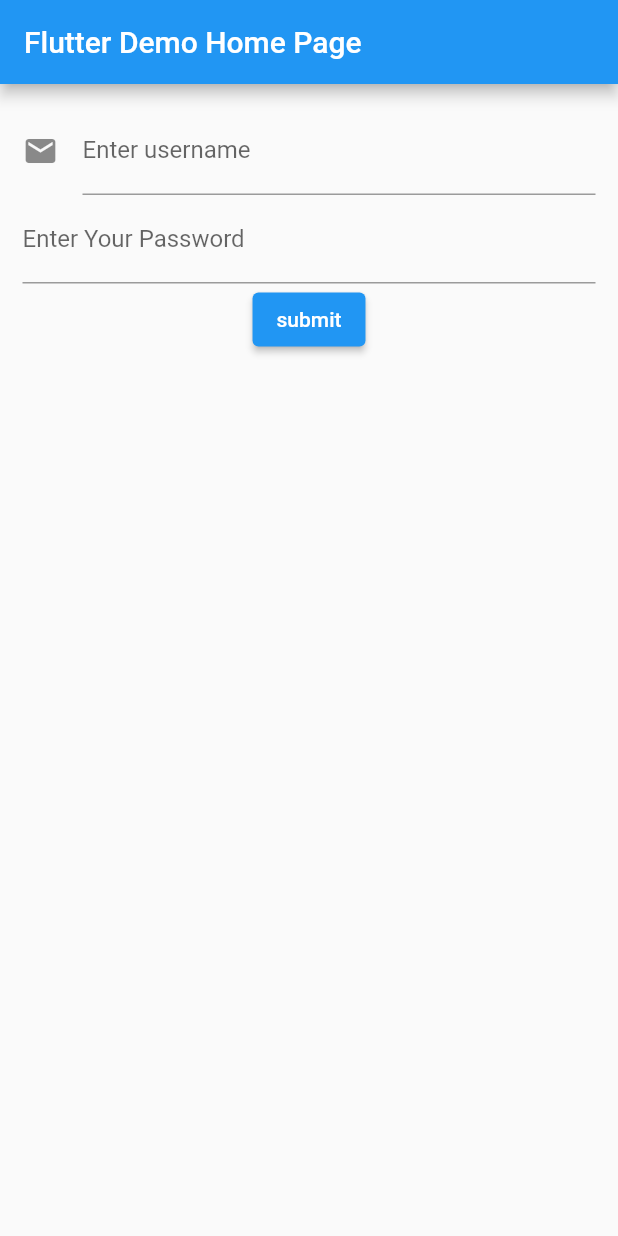
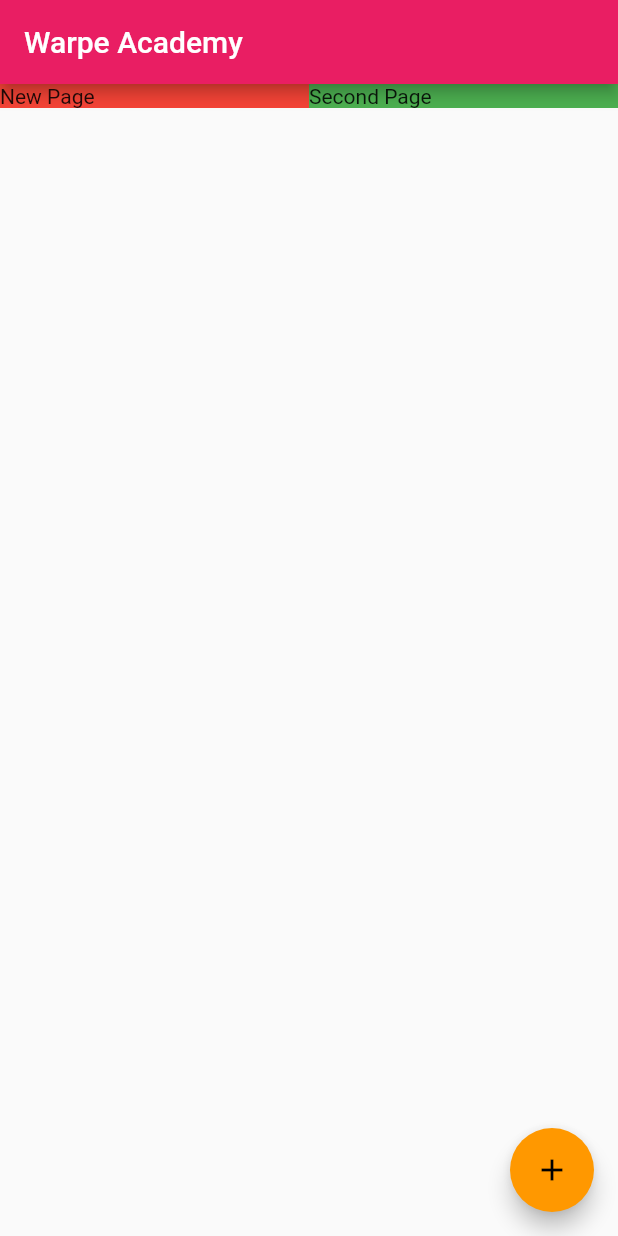
Before and after one commit to sankarappdeveloper/flutterclass, a Flutter app: the screen it shows after launch, on a phone screen of 412 x 824 dp. Run offline on Flutter 3.47's test engine with Material 2 defaults, Android fonts, the phone set to English and light mode, and no system bars.

Commit message:
09-08-2021

```diff
--- a/lib/main.dart
+++ b/lib/main.dart
@@ -1,148 +1,23 @@
 import 'package:flutter/material.dart';
+import 'package:validation/screens/09-08-21/monday09.dart';
 import 'package:validation/screens/dashboardpage.dart';
 
 void main() {
-  runApp(MyApp());
+  runApp(Defaultpage());
 }
 
-class MyApp extends StatelessWidget {
-  // This widget is the root of your application.
+class Defaultpage extends StatelessWidget{
   @override
   Widget build(BuildContext context) {
+    // TODO: implement build
     return MaterialApp(
-      title: 'Flutter Demo',
       theme: ThemeData(
-        // This is the theme of your application.
-        //
-        // Try running your application with "flutter run". You'll see the
-        // application has a blue toolbar. Then, without quitting the app, try
-        // changing the primarySwatch below to Colors.green and then invoke
-        // "hot reload" (press "r" in the console where you ran "flutter run",
-        // or simply save your changes to "hot reload" in a Flutter IDE).
-        // Notice that the counter didn't reset back to zero; the application
-        // is not restarted.
+        primaryColor: Colors.pink,
         primarySwatch: Colors.blue,
+          accentColor: Colors.orange
       ),
-      home: MyHomePage(title: 'Flutter Demo Home Page'),
+      title:"Warpe Acedemy",
+      home: Monday09()
     );
   }
 }
-
-class MyHomePage extends StatefulWidget {
-  MyHomePage({Key? key, required this.title}) : super(key: key);
-
-  // This widget is the home page of your application. It is stateful, meaning
-  // that it has a State object (defined below) that contains fields that affect
-  // how it looks.
-
-  // This class is the configuration for the state. It holds the values (in this
-  // case the title) provided by the parent (in this case the App widget) and
-  // used by the build method of the State. Fields in a Widget subclass are
-  // always marked "final".
-
-  final String title;
-
-  @override
-  _MyHomePageState createState() => _MyHomePageState();
-}
-
-class _MyHomePageState extends State<MyHomePage> {
-  int _counter = 0;
-
-
-  final _key=GlobalKey<FormState>();
-
-
-  TextEditingController tec_username=new TextEditingController();
-  TextEditingController tec_password=new TextEditingController();
-  void _incrementCounter() {
-    setState(() {
-      // This call to setState tells the Flutter framework that something has
-      // changed in this State, which causes it to rerun the build method below
-      // so that the display can reflect the updated values. If we changed
-      // _counter without calling setState(), then the build method would not be
-      // called again, and so nothing would appear to happen.
-      _counter++;
-    });
-  }
-
-  @override
-  Widget build(BuildContext context) {
-    // This method is rerun every time setState is called, for instance as done
-    // by the _incrementCounter method above.
-    //
-    // The Flutter framework has been optimized to make rerunning build methods
-    // fast, so that you can just rebuild anything that needs updating rather
-    // than having to individually change instances of widgets.
-    return Scaffold(
-      appBar: AppBar(
-        // Here we take the value from the MyHomePage object that was created by
-        // the App.build method, and use it to set our appbar title.
-        title: Text(widget.title),
-      ),
-      body:Padding(
-
-        padding: const EdgeInsets.all(15),
-      child:
-      Form(
-
-
-
-        key: _key,
-      child
-      :Column(
-
-        children: [
-          TextFormField(
-
-            controller: tec_username,
-            validator: (val)
-              {
-                if(val?.length==0)
-                  {
-                    return "Username empty";
-                  }
-                return null;
-              },
-            decoration: InputDecoration(
-              labelText: "Enter username",
-              icon: Icon(Icons.email),
-              )
-            ),
-          TextFormField(
-            controller: tec_password,
-            validator: (val)
-              {
-                if(val!.length>6)
-                  {
-                    return "password must 6 digit";
-                  }
-              },
-              decoration: InputDecoration(
-                  labelText: "Enter Your Password")
-          ),
-
-
-          ElevatedButton(onPressed: ()
-              {
-
-                if(_key.currentState!.validate())
-                  {
-                   // print(tec_username.text);
-
-
-                    Navigator.push(context, MaterialPageRoute(builder:(context)=>Dashboardpage(tec_username.text,tec_password.text)));
-
-
-                    //ScaffoldMessenger.of(context).showSnackBar(SnackBar(content: Text("Validation Success"),));
-                  }else
-                    {
-                      print("not valid");
-                    }
-              }, child: Text("submit"))
-        ],)
-      )
-      //This trailing comma makes auto-formatting nicer for build methods.
-    ));
-  }
-}
--- /dev/null
+++ b/lib/screens/09-08-21/monday09.dart
@@ -0,0 +1,58 @@
+
+import 'package:flutter/cupertino.dart';
+import 'package:flutter/material.dart';
+
+class Monday09 extends StatefulWidget{
+  @override
+  State<StatefulWidget> createState() {
+    // TODO: implement createState
+    return _Monday09();
+  }
+}  class _Monday09 extends State<Monday09>
+{
+  @override
+  Widget build(BuildContext context) {
+    // TODO: implement build
+
+   Size responsive=MediaQuery.of(context).size;
+   return Scaffold(
+
+
+
+
+
+     appBar: AppBar(
+       title: Text("Warpe Academy"),
+     ),
+     body:Row(
+       children: [
+         Container(
+           color: Colors.red,
+           width:responsive.width*0.5,
+           child:Text("New Page") ,
+         ),
+         Container(
+           color: Colors.green,
+           width:responsive.width*0.5,
+
+
+           child:Text("Second Page") ,
+         )
+       ],
+     )
+
+
+
+
+
+     ,
+     floatingActionButton: FloatingActionButton(
+       onPressed: () {
+         print(responsive);
+       },
+       child: Icon(Icons.add),
+     )
+   );
+  }
+
+}
```
